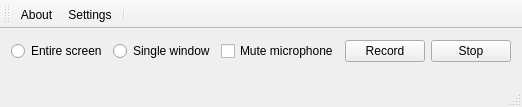
The window that mainwindow.ui (froksen/FDesktopRecorder) describes before a commit, drawn with Qt 5.
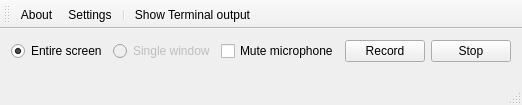
The same window after the commit.

```diff
--- a/mainwindow.ui
+++ b/mainwindow.ui
@@ -6,8 +6,8 @@
    <rect>
     <x>0</x>
     <y>0</y>
-    <width>510</width>
-    <height>107</height>
+    <width>508</width>
+    <height>105</height>
    </rect>
   </property>
   <property name="windowTitle">
@@ -25,10 +25,16 @@
         <property name="text">
          <string>Entire screen</string>
         </property>
+        <property name="checked">
+         <bool>true</bool>
+        </property>
        </widget>
       </item>
       <item row="0" column="2">
        <widget class="QRadioButton" name="radioButtonSinglewindow">
+        <property name="enabled">
+         <bool>false</bool>
+        </property>
         <property name="text">
          <string>Single window</string>
         </property>
@@ -92,6 +98,7 @@
    <addaction name="actionAbout"/>
    <addaction name="actionSettings"/>
    <addaction name="separator"/>
+   <addaction name="actionShow_Terminal_output"/>
   </widget>
   <widget class="QStatusBar" name="statusBar"/>
   <action name="actionAbout">
@@ -107,6 +114,11 @@
     <string>Settings</string>
    </property>
   </action>
+  <action name="actionShow_Terminal_output">
+   <property name="text">
+    <string>Show Terminal output</string>
+   </property>
+  </action>
  </widget>
  <layoutdefault spacing="6" margin="11"/>
  <resources/>
```
Left out of the diff: 5 changed lines with no effect on the pictures.
